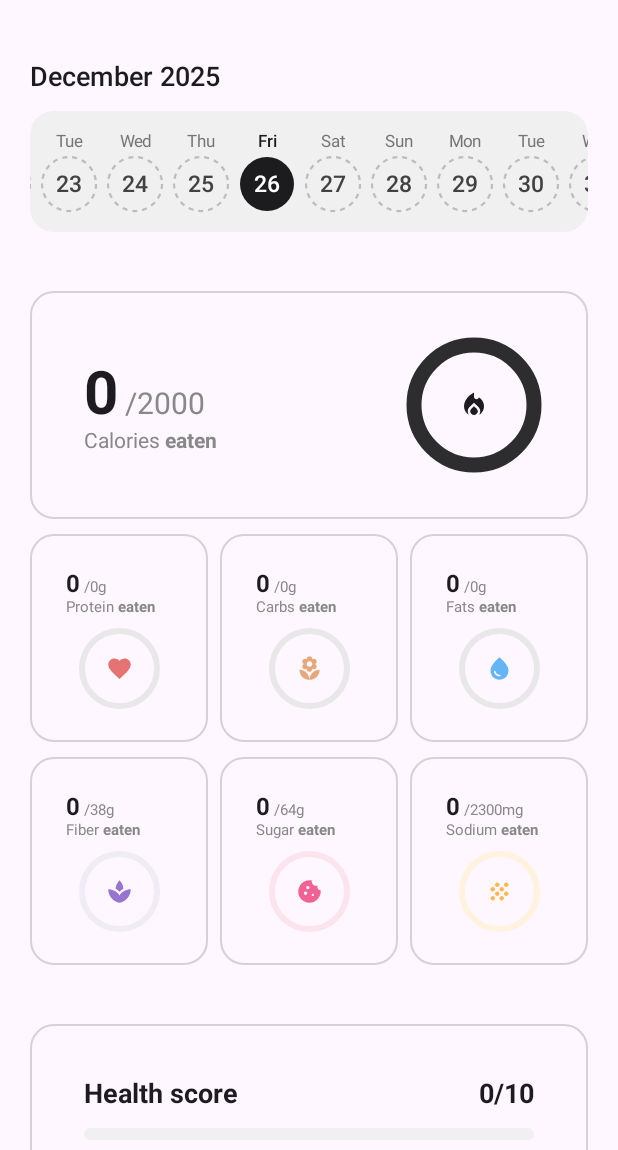
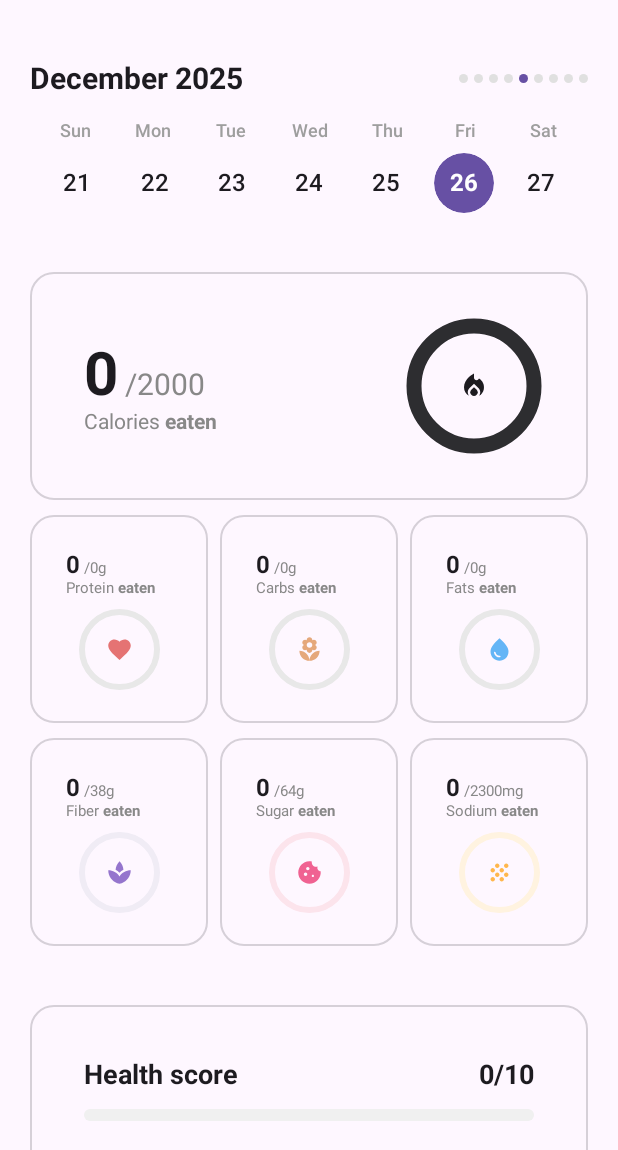
Before and after one commit to isaacmuigai-dev/CalView, an Android app built with Jetpack Compose: the @Preview function DashboardScreenPreview, on a phone screen of 412 x 824 dp, the part 86-1236 px from its top. Run offline under Robolectric (Android 15) with nearby library versions, the phone set to English and light mode, and no system bars; our stand-ins replace Dagger/Hilt's generated code.

Commit message:
feat: Premium week-based calendar with HorizontalPager
DateSelector redesign:
- Removed outer gray border box
- Week-based layout: Sunday to Saturday
- HorizontalPager: swipe to see previous/next 7 days
- 9 weeks available (4 past, current, 4 future)
- Fixed day name headers (Sun-Sat) at top
- Week indicator dots (current week highlighted)
- Month/year header with bold 20sp font

DateItemCompact design:
- Clean 40dp circular date items
- Today: green text + green dot indicator
- Selected: dark fill with white text
- Has meals: coral border
- Premium color palette using MaterialTheme

```diff
--- a/feature-dashboard/src/main/java/com/example/calview/feature/dashboard/DashboardScreen.kt
+++ b/feature-dashboard/src/main/java/com/example/calview/feature/dashboard/DashboardScreen.kt
@@ -432,56 +432,108 @@ fun DateSelector(
 ) {
     val today = Calendar.getInstance()
     val dateFormat = SimpleDateFormat("MMMM yyyy", Locale.getDefault())
-    val listState = rememberLazyListState()
 
-    // Generate 30 days: 15 before today, today, 14 after
-    val days = (-15..14).map { offset ->
-        Calendar.getInstance().apply { add(Calendar.DATE, offset) }
+    // Calculate the start of the current week (Sunday)
+    fun getWeekStart(date: Calendar): Calendar {
+        return (date.clone() as Calendar).apply {
+            set(Calendar.DAY_OF_WEEK, Calendar.SUNDAY)
+        }
     }
 
-    // Center on today (index 15) when first composed
-    LaunchedEffect(Unit) {
-        listState.scrollToItem(12) // Scroll to show today in view
+    // Generate weeks: 4 weeks before, current week, 4 weeks after (9 total weeks)
+    val currentWeekStart = getWeekStart(today)
+    val weeks = (-4..4).map { weekOffset ->
+        val weekStart = (currentWeekStart.clone() as Calendar).apply {
+            add(Calendar.WEEK_OF_YEAR, weekOffset)
         }
+        // Generate 7 days for this week (Sunday to Saturday)
+        (0..6).map { dayOffset ->
+            (weekStart.clone() as Calendar).apply { add(Calendar.DATE, dayOffset) }
+        }
+    }
+
+    // Find current week index (should be 4, the middle)
+    val currentWeekIndex = 4
+    val pagerState = rememberPagerState(
+        initialPage = currentWeekIndex,
+        pageCount = { weeks.size }
+    )
 
     // Helper to check if a date has meals logged
     fun hasMealsOnDate(date: Calendar): Boolean {
-        // For now, just check if we have any meals (would need date field in MealEntity for real implementation)
         return mealsForDates.isNotEmpty() && date.get(Calendar.DAY_OF_YEAR) == today.get(Calendar.DAY_OF_YEAR)
     }
 
     Column(modifier = Modifier.fillMaxWidth()) {
-        // Month and Year Header (centered, no navigation arrows)
+        // Month and Year Header with week indicator
+        Row(
+            modifier = Modifier
+                .fillMaxWidth()
+                .padding(bottom = 16.dp),
+            horizontalArrangement = Arrangement.SpaceBetween,
+            verticalAlignment = Alignment.CenterVertically
+        ) {
             Text(
                 text = dateFormat.format(selectedDate.time),
-            fontSize = 18.sp,
-            fontWeight = FontWeight.SemiBold,
-            color = Color(0xFF1C1C1E),
-            modifier = Modifier.padding(bottom = 12.dp)
+                fontSize = 20.sp,
+                fontWeight = FontWeight.Bold,
+                color = MaterialTheme.colorScheme.onBackground
             )
 
-        // Scrollable Date Row with light gray background - touch scrolling only
+            // Week indicator dots
+            Row(horizontalArrangement = Arrangement.spacedBy(4.dp)) {
+                repeat(weeks.size) { index ->
                     Box(
                         modifier = Modifier
-                .fillMaxWidth()
-                .background(Color(0xFFF0F0F0), RoundedCornerShape(16.dp))
-                .padding(vertical = 8.dp)
+                            .size(6.dp)
+                            .background(
+                                if (index == pagerState.currentPage)
+                                    MaterialTheme.colorScheme.primary
+                                else
+                                    Color(0xFFE0E0E0),
+                                CircleShape
+                            )
+                    )
+                }
+            }
+        }
+
+        // Day name headers (Sun - Sat) - fixed at top
+        Row(
+            modifier = Modifier.fillMaxWidth(),
+            horizontalArrangement = Arrangement.SpaceEvenly
         ) {
-            LazyRow(
-                state = listState,
+            listOf("Sun", "Mon", "Tue", "Wed", "Thu", "Fri", "Sat").forEach { dayName ->
+                Text(
+                    text = dayName,
+                    fontSize = 12.sp,
+                    fontWeight = FontWeight.Medium,
+                    color = Color(0xFF9E9E9E),
+                    modifier = Modifier.width(44.dp),
+                    textAlign = androidx.compose.ui.text.style.TextAlign.Center
+                )
+            }
+        }
+
+        Spacer(modifier = Modifier.height(8.dp))
+
+        // Week Pager - swipe left/right to change weeks
+        HorizontalPager(
+            state = pagerState,
+            modifier = Modifier.fillMaxWidth()
+        ) { weekIndex ->
+            Row(
                 modifier = Modifier.fillMaxWidth(),
-                horizontalArrangement = Arrangement.SpaceEvenly,
-                contentPadding = PaddingValues(horizontal = 4.dp)
+                horizontalArrangement = Arrangement.SpaceEvenly
             ) {
-                items(days.size) { index ->
-                    val day = days[index]
+                weeks[weekIndex].forEach { day ->
                     val isToday = day.get(Calendar.DAY_OF_YEAR) == today.get(Calendar.DAY_OF_YEAR) &&
                                   day.get(Calendar.YEAR) == today.get(Calendar.YEAR)
                     val isSelected = day.get(Calendar.DAY_OF_YEAR) == selectedDate.get(Calendar.DAY_OF_YEAR) &&
                                      day.get(Calendar.YEAR) == selectedDate.get(Calendar.YEAR)
                     val hasMeals = hasMealsOnDate(day)
 
-                    DateItem(
+                    DateItemCompact(
                         day = day,
                         isToday = isToday,
                         isSelected = isSelected,
@@ -495,48 +547,29 @@ fun DateSelector(
 }
 
 @Composable
-private fun DateItem(
+private fun DateItemCompact(
     day: Calendar,
     isToday: Boolean,
     isSelected: Boolean,
     hasMeals: Boolean,
     onClick: () -> Unit
 ) {
-    // Colors matching reference image
-    val coralColor = Color(0xFFE57373) // Coral/salmon for dates with logs
-    val grayColor = Color(0xFFBDBDBD) // Gray for dashed circles
-    val selectedBgColor = Color(0xFF1C1C1E) // Dark background for selected date
+    // Premium color palette
+    val coralColor = Color(0xFFE57373)
+    val grayColor = Color(0xFFE0E0E0)
+    val selectedBgColor = MaterialTheme.colorScheme.primary
+    val todayIndicatorColor = Color(0xFF4CAF50)
 
-    // Calculate width to fit 7 items on screen (~44.dp per item)
-    Column(
-        horizontalAlignment = Alignment.CenterHorizontally,
-        modifier = Modifier
-            .width(44.dp)
-            .clickable { onClick() }
-            .padding(vertical = 6.dp)
-    ) {
-        // Day name (Sun, Mon, etc.)
-        Text(
-            text = day.getDisplayName(Calendar.DAY_OF_WEEK, Calendar.SHORT, Locale.getDefault()) ?: "",
-            fontSize = 11.sp,
-            fontWeight = if (isSelected) FontWeight.SemiBold else FontWeight.Normal,
-            color = if (isSelected) Color(0xFF1C1C1E) else Color(0xFF757575)
-        )
-
-        Spacer(modifier = Modifier.height(4.dp))
-
-        // Date number with circular border - reduced size
     Box(
         modifier = Modifier
-                .size(36.dp)
+            .size(40.dp)
+            .clip(CircleShape)
             .then(
                 when {
                     isSelected -> {
-                            // Selected: dark filled circle background
                         Modifier.background(selectedBgColor, CircleShape)
                     }
                     hasMeals -> {
-                            // Has meals: solid coral circle border
                         Modifier.drawBehind {
                             drawCircle(
                                 color = coralColor,
@@ -544,35 +577,33 @@ private fun DateItem(
                             )
                         }
                     }
-                        else -> {
-                            // No meals: dashed gray circle border
-                            Modifier.drawBehind {
-                                drawCircle(
-                                    color = grayColor,
-                                    style = Stroke(
-                                        width = 1.5.dp.toPx(),
-                                        pathEffect = PathEffect.dashPathEffect(
-                                            floatArrayOf(5f, 5f),
-                                            0f
+                    else -> Modifier
+                }
             )
+            .clickable { onClick() },
+        contentAlignment = Alignment.Center
+    ) {
+        Column(horizontalAlignment = Alignment.CenterHorizontally) {
+            Text(
+                text = day.get(Calendar.DAY_OF_MONTH).toString(),
+                fontSize = 16.sp,
+                fontWeight = if (isSelected || isToday) FontWeight.Bold else FontWeight.Medium,
+                color = when {
+                    isSelected -> Color.White
+                    isToday -> todayIndicatorColor
+                    hasMeals -> coralColor
+                    else -> MaterialTheme.colorScheme.onBackground
+                }
             )
+
+            // Today indicator dot
+            if (isToday && !isSelected) {
+                Box(
+                    modifier = Modifier
+                        .size(4.dp)
+                        .background(todayIndicatorColor, CircleShape)
                 )
             }
-                        }
-                    }
-                ),
-            contentAlignment = Alignment.Center
-        ) {
-            Text(
-                text = day.get(Calendar.DAY_OF_MONTH).toString(),
-                fontSize = 15.sp,
-                fontWeight = FontWeight.Medium,
-                color = when {
-                    isSelected -> Color.White // White text on dark background
-                    hasMeals -> coralColor
-                    else -> Color(0xFF424242)
-                }
-            )
         }
     }
 }
```
Lines whose indentation alone changed are shown as unchanged.
